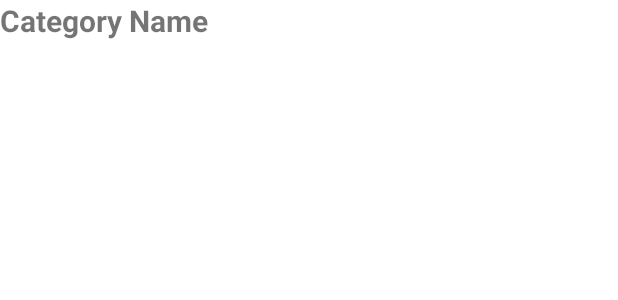
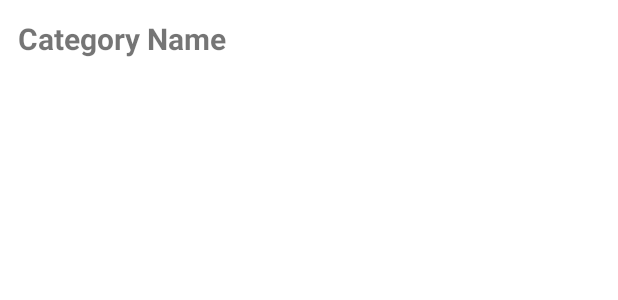
Before and after one commit to abdellatif-laghjaj/bilio-test, an Android app: the layout category_list_item.xml on its own in the app's theme, with its tools: preview values and no code run, on a phone screen of 412 x 824 dp. Shown: the top 300 px of the screen. Run offline under Robolectric (Android 15) with nearby library versions, the phone set to English and light mode, and no system bars.

Commit message:
some changes

```diff
--- /dev/null
+++ b/app/src/main/res/drawable/ic_arrow.xml
@@ -0,0 +1,5 @@
+<vector android:height="24dp" android:tint="#FFFFFF"
+    android:viewportHeight="24" android:viewportWidth="24"
+    android:width="24dp" xmlns:android="http://schemas.android.com/apk/res/android">
+    <path android:fillColor="@android:color/white" android:pathData="M22,12c0,-5.52 -4.48,-10 -10,-10S2,6.48 2,12c0,5.52 4.48,10 10,10S22,17.52 22,12zM12,13l-4,0v-2l4,0V8l4,4l-4,4V13z"/>
+</vector>
--- a/app/src/main/res/layout/category_list_item.xml
+++ b/app/src/main/res/layout/category_list_item.xml
@@ -1,15 +1,27 @@
 <?xml version="1.0" encoding="utf-8"?>
-<LinearLayout xmlns:android="http://schemas.android.com/apk/res/android"
+<RelativeLayout xmlns:android="http://schemas.android.com/apk/res/android"
     android:layout_width="match_parent"
-    android:layout_height="match_parent"
-    android:orientation="vertical">
+    android:layout_height="wrap_content"
+    android:layout_margin="12dp">
 
     <TextView
         android:id="@+id/category_name"
         android:layout_width="wrap_content"
         android:layout_height="wrap_content"
+        android:layout_alignParentStart="true"
+        android:layout_gravity="center_vertical"
         android:text="Category Name"
         android:textSize="20sp"
         android:textStyle="bold" />
 
-</LinearLayout>
+
+    <ImageView
+        android:id="@+id/view_iv"
+        android:layout_width="wrap_content"
+        android:layout_height="wrap_content"
+        android:layout_alignParentEnd="true"
+        android:layout_gravity="end"
+        android:src="@drawable/ic_arrow" />
+
+
+</RelativeLayout>
```
Also changed, not shown: app/src/main/java/com/abdellatif/biblio/CategoryAdapter.java (+6 -3 lines), app/src/main/java/com/abdellatif/biblio/MainActivity.java (+2 -5 lines).
